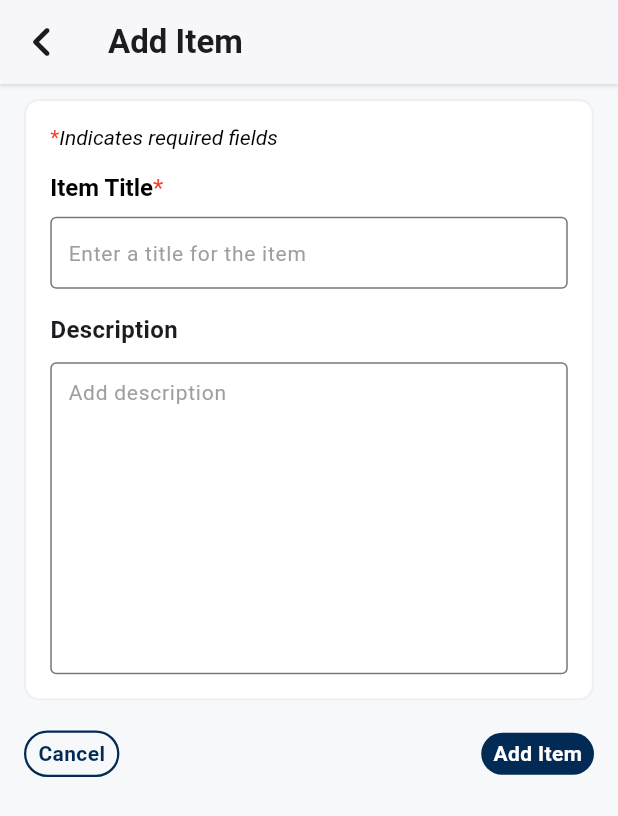
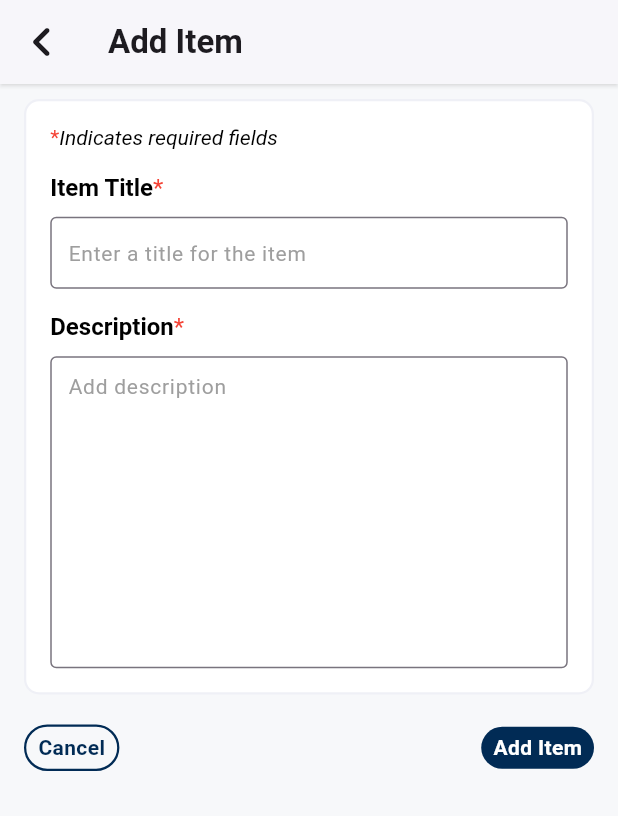
Before and after one commit to DanroyMwangi/Itemify, a Flutter app: the AddItemPage screen opened by its route, on a phone screen of 412 x 824 dp. Shown: the top 816 px of the screen. Run offline on Flutter 3.47's test engine with Material 3 defaults, Android fonts, the phone set to English and light mode, and no system bars; our stand-ins replace async_redux, flutter_svg.

Commit message:
feat: hookup add item action

```diff
--- a/lib/presentation/pages/add_item_page.dart
+++ b/lib/presentation/pages/add_item_page.dart
@@ -1,12 +1,19 @@
+import 'package:async_redux/async_redux.dart';
 import 'package:flutter/material.dart';
+import 'package:itemify/application/redux/add_item_action.dart';
 import 'package:itemify/domain/constants/app_colors.dart';
 import 'package:itemify/domain/constants/app_strings.dart';
+import 'package:itemify/domain/models/item.dart';
 
 class AddItemPage extends StatelessWidget {
   const AddItemPage({super.key});
 
   @override
   Widget build(BuildContext context) {
+    final GlobalKey<FormState> formKey = GlobalKey<FormState>();
+    String? itemTitle;
+    String? itemDescription;
+
     return Scaffold(
       backgroundColor: AppColors.whiteShade,
       appBar: AppBar(
@@ -41,9 +48,11 @@ class AddItemPage extends StatelessWidget {
                 ),
               ),
               child: Form(
+                key: formKey,
                 child: Column(
                   crossAxisAlignment: CrossAxisAlignment.start,
                   children: [
+                    // Required field indicator
                     RichText(
                       text: const TextSpan(children: [
                         TextSpan(
@@ -58,6 +67,8 @@ class AddItemPage extends StatelessWidget {
                       ]),
                     ),
                     const SizedBox(height: 16),
+
+                    // Item title input field
                     RichText(
                       text: const TextSpan(
                         style: TextStyle(fontSize: 16),
@@ -85,24 +96,48 @@ class AddItemPage extends StatelessWidget {
                             fontSize: 14),
                         border: OutlineInputBorder(
                           borderSide: BorderSide(
-                            color: Colors.blue,
+                            color: Colors.black,
                             width: 2.0,
                           ),
                         ),
                         focusedBorder: OutlineInputBorder(
                           borderSide: BorderSide(
-                            color: Colors.green,
+                            color: AppColors.buttonColor,
                             width: 2.0,
                           ),
                         ),
                         contentPadding: EdgeInsets.all(8),
                       ),
+                      validator: (value) {
+                        // Validator for the item title field
+                        if (value == null || value.isEmpty) {
+                          return 'Please enter a title';
+                        }
+                        return null;
+                      },
+                      onSaved: (value) {
+                        itemTitle = value; // Save value to the variable
+                      },
                     ),
                     const SizedBox(height: 16),
-                    const Text(
-                      descriptionText,
-                      style:
-                          TextStyle(fontSize: 16, fontWeight: FontWeight.w600),
+
+                    // Description input field
+                    RichText(
+                      text: const TextSpan(
+                        style: TextStyle(fontSize: 16),
+                        children: [
+                          TextSpan(
+                            text: descriptionText,
+                            style: TextStyle(
+                                color: Colors.black,
+                                fontWeight: FontWeight.w600),
+                          ),
+                          TextSpan(
+                            text: '*',
+                            style: TextStyle(color: Colors.red),
+                          ),
+                        ],
+                      ),
                     ),
                     const SizedBox(height: 10),
                     TextFormField(
@@ -114,13 +149,13 @@ class AddItemPage extends StatelessWidget {
                             fontSize: 14),
                         border: OutlineInputBorder(
                           borderSide: BorderSide(
-                            color: Colors.blue,
+                            color: Colors.black,
                             width: 2.0,
                           ),
                         ),
                         focusedBorder: OutlineInputBorder(
                           borderSide: BorderSide(
-                            color: Colors.green,
+                            color: AppColors.buttonColor,
                             width: 2.0,
                           ),
                         ),
@@ -128,17 +163,31 @@ class AddItemPage extends StatelessWidget {
                       ),
                       minLines: 8,
                       maxLines: 10,
+                      validator: (value) {
+                        // Validator for the description field
+                        if (value == null || value.isEmpty) {
+                          return 'Please enter a description';
+                        }
+                        return null;
+                      },
+                      onSaved: (value) {
+                        itemDescription = value; // Save value to the variable
+                      },
                     ),
                   ],
                 ),
               ),
             ),
+
+            // Action buttons (Cancel and Add Item)
             Container(
               margin: const EdgeInsets.symmetric(horizontal: 16, vertical: 10),
               child: Row(
                 mainAxisAlignment: MainAxisAlignment.spaceBetween,
                 children: [
+                  // Cancel button
                   InkWell(
+                    onTap: () => Navigator.of(context).pop(),
                     child: Container(
                       padding: const EdgeInsets.symmetric(
                           horizontal: 8, vertical: 4),
@@ -158,7 +207,19 @@ class AddItemPage extends StatelessWidget {
                       ),
                     ),
                   ),
+
+                  // Add Item button
                   InkWell(
+                    onTap: () {
+                      // Validate form and dispatch AddItemAction
+                      if (formKey.currentState!.validate()) {
+                        formKey.currentState!.save(); // Save the form data
+                        final newItem = Item(
+                            title: itemTitle!, description: itemDescription!);
+                        context.dispatch(AddItemAction(item: newItem));
+                        Navigator.of(context).pop(); // Navigate back
+                      }
+                    },
                     child: Container(
                       padding: const EdgeInsets.symmetric(
                           horizontal: 8, vertical: 4),
--- a/lib/presentation/pages/widgets/item_tile.dart
+++ b/lib/presentation/pages/widgets/item_tile.dart
@@ -23,6 +23,7 @@ class ItemTile extends StatelessWidget {
             width: 1.5,
           )),
       child: Column(
+        mainAxisAlignment: MainAxisAlignment.start,
         children: [
           Row(
             mainAxisAlignment: MainAxisAlignment.spaceBetween,
@@ -42,7 +43,7 @@ class ItemTile extends StatelessWidget {
           ),
           Text(
             item.description,
-            textAlign: TextAlign.justify,
+            textAlign: TextAlign.start,
           )
         ],
       ),
```
Also changed, not shown: lib/application/redux/add_item_action.dart (+22 -1 lines).
